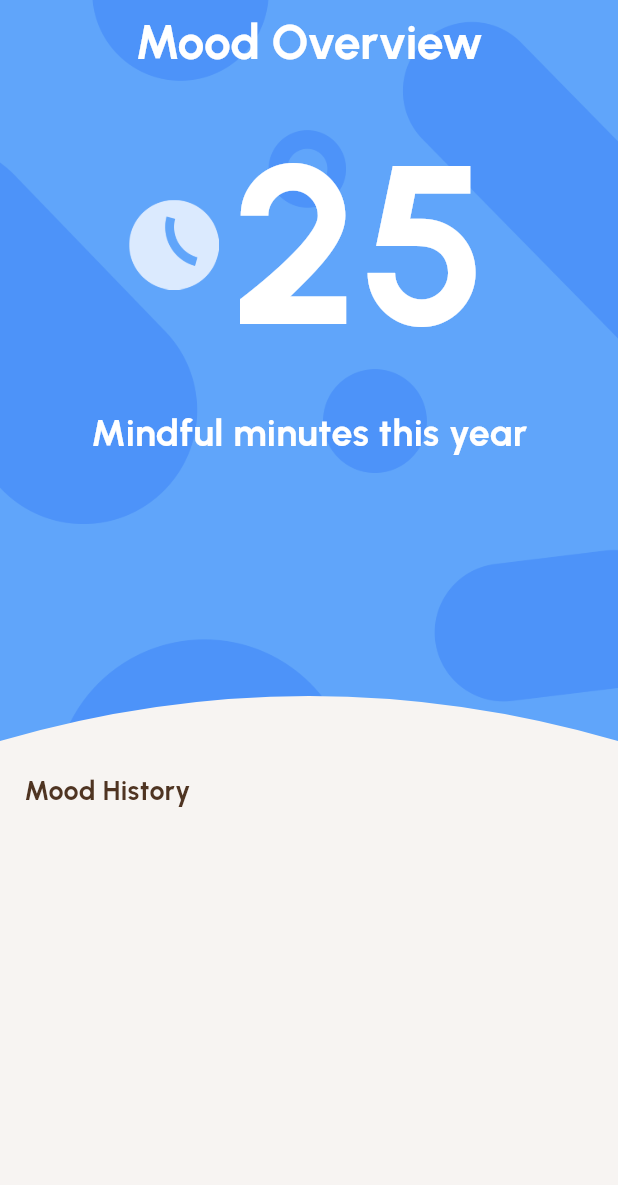
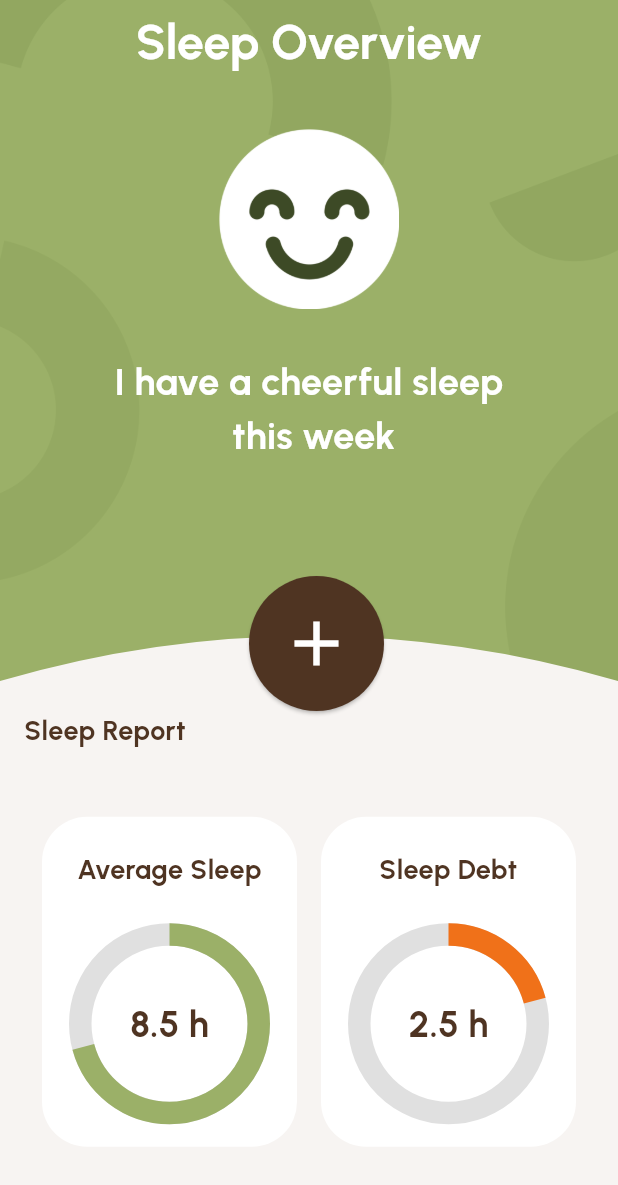
Before and after one commit to me-hapi/Plus-Ultra, a Flutter app: the SleepOverview screen opened directly, on a phone screen of 412 x 824 dp. Shown: the top 1185 px of the screen. Run offline on Flutter 3.47's test engine with Material 3 defaults, Android fonts, the phone set to English and light mode, and no system bars; our stand-ins replace curved_navigation_bar, dio, fl_chart, flutter_dotenv, flutter_image_compress, flutter_map and 16 more; missing offline and left inert: audio_waveforms, dart:ffi, dart_openai, encrypt, ffmpeg_kit_flutter, flutter_reactive_ble and 5 more; accounts and stored records are empty; statements that could not run were skipped.

Commit message:
started sleep

```diff
--- /dev/null
+++ b/lib/features/sleep_tracker/data/supabase.dart
@@ -0,0 +1,50 @@
+import 'dart:async';
+import 'package:lingap/core/const/const.dart';
+import 'package:supabase_flutter/supabase_flutter.dart';
+
+class SupabaseDB {
+  final SupabaseClient _client;
+
+  SupabaseDB(this._client);
+
+  Future<List<Map<String, dynamic>>> getPastWeeksleeps() async {
+    final DateTime weekAgo = DateTime.now().subtract(Duration(days: 7));
+
+    final response = await _client
+        .from('sleep')
+        .select()
+        .eq('uid', uid)
+        .gte('created_at', weekAgo.toIso8601String());
+
+    print('RESPONSE: $response');
+    return response;
+  }
+
+  Future<void> insertOrUpdatesleep(String sleep) async {
+    try {
+      // Get today's date in UTC in YYYY-MM-DD format
+      String today = DateTime.now().toUtc().toIso8601String().split('T')[0];
+
+// Check if there is already a sleep entry for today
+      final existingsleep = await _client
+          .from('sleep')
+          .select('id') // Select only the ID
+          .eq('uid', uid)
+          .gte('created_at', '$today 00:00:00+00')
+          .lt('created_at', '$today 23:59:59+00')
+          .maybeSingle();
+
+      if (existingsleep != null) {
+        // Update the existing sleep entry
+        await _client
+            .from('sleep')
+            .update({'sleep': sleep}).eq('id', existingsleep['id']);
+      } else {
+        // Insert a new sleep entry
+        await _client.from('sleep').insert({'uid': uid, 'sleep': sleep});
+      }
+    } catch (e) {
+      print('Error inserting/updating sleep: $e');
+    }
+  }
+}
--- a/lib/features/mood_tracker/logic/overview_logic.dart
+++ b/lib/features/sleep_tracker/logic/overview_logic.dart
@@ -1,47 +1,47 @@
 import 'package:flutter_riverpod/flutter_riverpod.dart';
 import 'package:flutter/material.dart';
 import 'package:lingap/core/const/const.dart';
-import 'package:lingap/features/mood_tracker/data/supabase_db.dart';
+import 'package:lingap/features/sleep_tracker/data/supabase.dart';
 import 'package:lingap/core/const/colors.dart';
 
 class OverviewLogic {
   final SupabaseDB supabase = SupabaseDB(client);
-  Map<int, int> moodData = {};
-  int weekMood = 0;
+  Map<int, int> sleepData = {};
+  int weeksleep = 0;
 
-  List<Map<String, dynamic>> moodSelection = [
+  List<Map<String, dynamic>> sleepSelection = [
     {
-      'mood': 'cheerful',
+      'sleep': 'cheerful',
       'value': 5,
       'color': serenityGreen['Green50'],
       'image': 'assets/tracker/darkGreen.png',
       'icon': 'assets/whiteMoods/whiteGreen.png'
     },
     {
-      'mood': 'happy',
+      'sleep': 'happy',
       'value': 4,
-      'color': zenYellow['Yellow50'],
+      'color': zenYellow['Yellow40'],
       'image': 'assets/tracker/darkYellow.png',
       'icon': 'assets/whiteMoods/whiteYellow.png'
     },
     {
-      'mood': 'neutral',
+      'sleep': 'neutral',
       'value': 3,
       'color': mindfulBrown['Brown50'],
       'image': 'assets/tracker/darkBrown.png',
       'icon': 'assets/whiteMoods/whiteBrown.png'
     },
     {
-      'mood': 'sad',
+      'sleep': 'sad',
       'value': 2,
-      'color': empathyOrange['Orange50'],
+      'color': empathyOrange['Orange40'],
       'image': 'assets/tracker/darkOrange.png',
       'icon': 'assets/whiteMoods/whiteOrange.png'
     },
     {
-      'mood': 'awful',
+      'sleep': 'awful',
       'value': 1,
-      'color': kindPurple['Purple50'],
+      'color': kindPurple['Purple40'],
       'image': 'assets/tracker/darkPurple.png',
       'icon': 'assets/whiteMoods/whiteBlue.png'
     },
@@ -52,10 +52,10 @@ class OverviewLogic {
     return dayLabels[weekday - 1];
   }
 
-  Future<void> fetchMoodData() async {
-    List<Map<String, dynamic>> moods = await supabase.getPastWeekMoods();
+  Future<void> fetchsleepData() async {
+    List<Map<String, dynamic>> sleeps = await supabase.getPastWeeksleeps();
 
-    Map<String, int> moodIndexes = {
+    Map<String, int> sleepIndexes = {
       "cheerful": 0,
       "happy": 1,
       "neutral": 2,
@@ -63,20 +63,20 @@ class OverviewLogic {
       "awful": 4,
     };
 
-    Map<int, int> moodCount = {};
-    moodData.clear();
+    Map<int, int> sleepCount = {};
+    sleepData.clear();
 
-    for (var mood in moods) {
-      int weekday = DateTime.parse(mood['created_at']).weekday;
-      int moodIndex = moodIndexes[mood['mood'].toString().toLowerCase()] ?? -1;
-      if (moodIndex >= 0) {
-        moodData[weekday] = moodIndex;
-        moodCount[moodIndex] = (moodCount[moodIndex] ?? 0) + 1;
+    for (var sleep in sleeps) {
+      int weekday = DateTime.parse(sleep['created_at']).weekday;
+      int sleepIndex = sleepIndexes[sleep['sleep'].toString().toLowerCase()] ?? -1;
+      if (sleepIndex >= 0) {
+        sleepData[weekday] = sleepIndex;
+        sleepCount[sleepIndex] = (sleepCount[sleepIndex] ?? 0) + 1;
       }
     }
 
-    weekMood = moodCount.entries.isNotEmpty
-        ? moodCount.entries.reduce((a, b) => a.value > b.value ? a : b).key
+    weeksleep = sleepCount.entries.isNotEmpty
+        ? sleepCount.entries.reduce((a, b) => a.value > b.value ? a : b).key
         : 0;
   }
 }
--- a/lib/features/sleep_tracker/ui/sleep_overview.dart
+++ b/lib/features/sleep_tracker/ui/sleep_overview.dart
@@ -1,66 +1,49 @@
+import 'package:fl_chart/fl_chart.dart';
 import 'package:flutter/material.dart';
 import 'package:go_router/go_router.dart';
 import 'package:lingap/core/const/colors.dart';
 import 'package:lingap/core/const/const.dart';
 import 'package:lingap/features/mindfulness/ui/mindful_card.dart';
+import 'package:lingap/features/sleep_tracker/data/supabase.dart';
+import 'package:lingap/features/sleep_tracker/logic/overview_logic.dart';
 import 'package:lucide_icons/lucide_icons.dart';
 
 class SleepOverview extends StatefulWidget {
   @override
-  _HomePageState createState() => _HomePageState();
+  _sleepOverviewState createState() => _sleepOverviewState();
 }
 
-class _HomePageState extends State<SleepOverview> {
-  List<Map<String, dynamic>> moodSelection = [
-    {
-      'mood': 'cheerful',
-      'color': serenityGreen['Green50'],
-      'image': 'assets/tracker/darkGreen.png'
-    },
-    {
-      'mood': 'happy',
-      'color': zenYellow['Yellow50'],
-      'image': 'assets/tracker/darkYellow.png'
-    },
-    {
-      'mood': 'neutral',
-      'color': mindfulBrown['Brown50'],
-      'image': 'assets/tracker/darkBrown.png'
-    },
-    {
-      'mood': 'sad',
-      'color': empathyOrange['Orange50'],
-      'image': 'assets/tracker/darkOrange.png'
-    },
-    {
-      'mood': 'awful',
-      'color': reflectiveBlue['Blue50'],
-      'image': 'assets/tracker/darkBlue.png'
-    },
-  ];
+class _sleepOverviewState extends State<SleepOverview> {
+  final SupabaseDB supabase = SupabaseDB(client);
+  final OverviewLogic sleepLogic = OverviewLogic();
 
   @override
   void initState() {
     super.initState();
+    sleepLogic.fetchsleepData().then((_) {
+      setState(() {}); // Update UI after data is loaded
+    });
   }
 
   @override
   Widget build(BuildContext context) {
+    String sleepWeek = sleepLogic.sleepSelection[sleepLogic.weeksleep]['sleep'];
+
     return Scaffold(
-        body: Stack(children: [
-      // Color overlay
+      body: Stack(
+        children: [
           Container(
-        color: reflectiveBlue['Blue50'],
+            color: sleepLogic.sleepSelection[sleepLogic.weeksleep]['color'],
           ),
           Container(
             decoration: BoxDecoration(
               image: DecorationImage(
-            image: AssetImage('assets/mindfulness/bg.png'),
+                image: AssetImage(
+                    sleepLogic.sleepSelection[sleepLogic.weeksleep]['image']),
                 fit: BoxFit.cover,
               ),
             ),
           ),
-
           Column(
             crossAxisAlignment: CrossAxisAlignment.start,
             children: [
@@ -68,7 +51,7 @@ class _HomePageState extends State<SleepOverview> {
                 backgroundColor: Colors.transparent,
                 automaticallyImplyLeading: false,
                 title: Text(
-              'Mood Overview',
+                  'Sleep Overview',
                   style: TextStyle(
                     fontWeight: FontWeight.bold,
                     fontSize: 32,
@@ -77,26 +60,18 @@ class _HomePageState extends State<SleepOverview> {
                 ),
                 centerTitle: true,
               ),
-          // Upper Section: Open Book Icon and Journal Count
-
-          Row(
-            mainAxisAlignment: MainAxisAlignment.center,
-            children: [
-              Image.asset('assets/mindfulness/time.png', height: 60),
-              SizedBox(width: 8),
-              Text(
-                '25',
-                style: TextStyle(
-                  color: Colors.white,
-                  fontSize: 150,
-                  fontWeight: FontWeight.bold,
+              SizedBox(height: 30),
+              Center(
+                child: Image.asset(
+                  sleepLogic.sleepSelection[sleepLogic.weeksleep]['icon'],
+                  height: 120,
                 ),
               ),
-            ],
-          ),
+              SizedBox(height: 30),
               Center(
                 child: Text(
-              'Mindful minutes this year',
+                  'I have a $sleepWeek sleep \n this week',
+                  textAlign: TextAlign.center,
                   style: TextStyle(
                     color: Colors.white,
                     fontSize: 25,
@@ -105,12 +80,9 @@ class _HomePageState extends State<SleepOverview> {
                 ),
               ),
               Spacer(),
-          // Floating Plus Button
-
               Stack(
                 clipBehavior: Clip.none,
                 children: [
-              // CustomPaint Background
                   CustomPaint(
                     size: Size(
                       MediaQuery.of(context).size.width,
@@ -119,18 +91,16 @@ class _HomePageState extends State<SleepOverview> {
                     painter: ConvexArcPainter(),
                     child: Container(
                       padding: EdgeInsets.symmetric(horizontal: 16),
-                  height: 360,
+                      height: 400,
                       alignment: Alignment.bottomCenter,
                       child: Column(
                         children: [
-                      SizedBox(
-                        height: 50,
-                      ),
+                          SizedBox(height: 50),
                           Row(
                             mainAxisAlignment: MainAxisAlignment.spaceBetween,
                             children: [
                               Text(
-                            'Mood History',
+                                'Sleep Report',
                                 style: TextStyle(
                                   color: mindfulBrown['Brown80'],
                                   fontSize: 18,
@@ -139,42 +109,50 @@ class _HomePageState extends State<SleepOverview> {
                               ),
                             ],
                           ),
+                          Expanded(
+                              child: Row(
+                            mainAxisAlignment: MainAxisAlignment.spaceEvenly,
+                            children: [
+                              _buildCard(
+                                  title: 'Average Sleep',
+                                  value: 8.5,
+                                  color: serenityGreen['Green50']!),
+                              _buildCard(
+                                  title: 'Sleep Debt',
+                                  value: 2.5,
+                                  color: empathyOrange['Orange50']!)
+                            ],
+                          )),
+                          SizedBox(height: 15),
                         ],
                       ),
                     ),
                   ),
-            ],
-          )
+                  Positioned(
+                    top: -40,
+                    left: MediaQuery.of(context).size.width / 2 - 40,
+                    child: ElevatedButton(
+                      onPressed: () {
+                        context.push('/sleep-track');
+                      },
+                      style: ElevatedButton.styleFrom(
+                        shape: CircleBorder(),
+                        padding: EdgeInsets.all(20),
+                        backgroundColor: mindfulBrown['Brown80'],
+                      ),
+                      child: Icon(
+                        color: Colors.white,
+                        Icons.add,
+                        size: 50,
+                      ),
+                    ),
+                  ),
                 ],
               ),
-    ]));
-  }
-}
-
-class LegendItem extends StatelessWidget {
-  final Color? color;
-  final String label;
-
-  const LegendItem({
-    required this.color,
-    required this.label,
-  });
-
-  @override
-  Widget build(BuildContext context) {
-    return Row(
-      children: [
-        Container(
-          width: 16,
-          height: 16,
-          decoration: BoxDecoration(
-            color: color,
-            shape: BoxShape.circle,
+            ],
           ),
+        ],
       ),
-        SizedBox(width: 8),
-        Text(label),
-      ],
     );
   }
 }
@@ -187,16 +165,16 @@ class ConvexArcPainter extends CustomPainter {
       ..style = PaintingStyle.fill;
 
     final path = Path()
-      ..moveTo(0, 30) // Start slightly below the top edge
+      ..moveTo(0, 30)
       ..quadraticBezierTo(
-        size.width / 2, // Control point x
-        -30, // Control point y (above the canvas for a convex arc)
-        size.width, // End point x
-        30, // End point y
+        size.width / 2,
+        -30,
+        size.width,
+        30,
       )
-      ..lineTo(size.width, size.height) // Go to the bottom right
-      ..lineTo(0, size.height) // Go to the bottom left
-      ..close(); // Close the path
+      ..lineTo(size.width, size.height)
+      ..lineTo(0, size.height)
+      ..close();
 
     canvas.drawPath(path, paint);
   }
@@ -204,3 +182,64 @@ class ConvexArcPainter extends CustomPainter {
   @override
   bool shouldRepaint(CustomPainter oldDelegate) => false;
 }
+
+Widget _buildCard({
+  required String title,
+  required double value,
+  required Color color,
+  double width = 170, // Default width
+  double height = 220, // Default height
+}) {
+  return Card(
+    shape: RoundedRectangleBorder(
+      borderRadius: BorderRadius.circular(30.0),
+    ),
+    color: Colors.white,
+    elevation: 0.0,
+    child: SizedBox(
+      width: width,
+      height: height,
+      child: Padding(
+        padding: const EdgeInsets.all(16.0),
+        child: Column(
+          mainAxisAlignment: MainAxisAlignment.center,
+          children: [
+            Text(
+              title,
+              style: TextStyle(
+                fontSize: 18,
+                fontWeight: FontWeight.bold,
+                color: mindfulBrown['Brown80'],
+              ),
+              textAlign: TextAlign.center,
+            ),
+            SizedBox(height:30),
+            Stack(
+              alignment: Alignment.center,
+              children: [
+                SizedBox(
+                  width: width * 0.7, // Make sure it scales properly
+                  height: width * 0.7,
+                  child: CircularProgressIndicator(
+                    value: value / 12.0,
+                    strokeWidth: 15.0,
+                    backgroundColor: Colors.grey[300],
+                    valueColor: AlwaysStoppedAnimation<Color>(color),
+                  ),
+                ),
+                Text(
+                  '$value h',
+                  style: TextStyle(
+                    fontSize: 24,
+                    fontWeight: FontWeight.bold,
+                    color: mindfulBrown['Brown80'],
+                  ),
+                ),
+              ],
+            ),
+          ],
+        ),
+      ),
+    ),
+  );
+}
--- a/lib/features/wearable_device/ui/vital_card.dart
+++ b/lib/features/wearable_device/ui/vital_card.dart
@@ -40,6 +40,9 @@ class VitalCard extends StatelessWidget {
       onTap: () {
         if (title == 'Mood') {
           context.push('/mood-overview');
+        }
+        if (title == 'Sleep') {
+          context.push('/sleep-overview');
         }
       },
       child: Card(
--- a/lib/router.dart
+++ b/lib/router.dart
@@ -22,6 +22,8 @@ import 'package:lingap/features/mood_tracker/ui/mood_overview.dart';
 import 'package:lingap/features/mood_tracker/ui/mood_tracker.dart';
 import 'package:lingap/features/peer_connect/ui/loading_page.dart';
 import 'package:lingap/features/peer_connect/ui/meeting_screen.dart';
+import 'package:lingap/features/sleep_tracker/ui/sleep_overview.dart';
+import 'package:lingap/features/sleep_tracker/ui/sleep_tracker.dart';
 
 //PROFESSIONAL TELECONSULT
 import 'package:lingap/features/virtual_consultation/professional/ui/application_page.dart';
@@ -362,10 +364,10 @@ final goRouterProvider = Provider<GoRouter>((ref) {
       //SLEEP TRACKER
       GoRoute(
           path: '/sleep-overview',
-          builder: (context, state) => NewExercisePage()),
+          builder: (context, state) => SleepOverview()),
 
       GoRoute(
-          path: '/sleep-track', builder: (context, state) => NewExercisePage()),
+          path: '/sleep-track', builder: (context, state) => SleepTracker()),
 
       //MOOD TRACKER
       GoRoute(
```
Also changed, not shown: lib/features/sleep_tracker/ui/sleep_tracker.dart (added, +295 -0 lines). Lines whose indentation alone changed are shown as unchanged.
